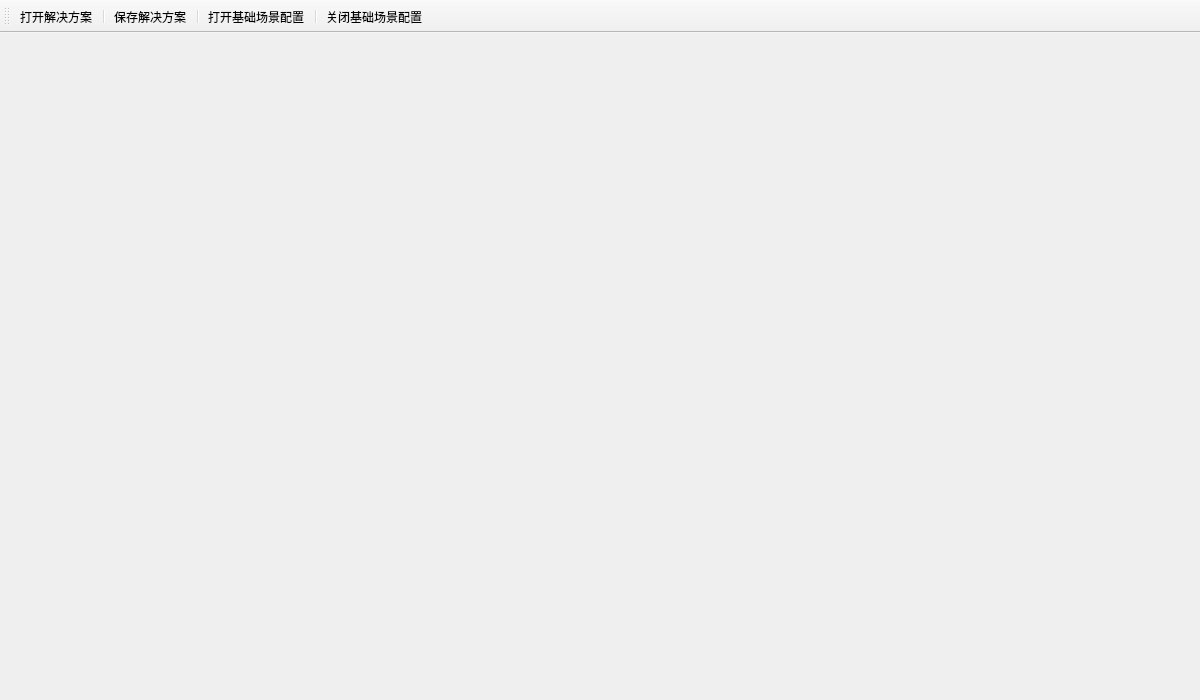
Qt form Engine/LkEngineEditor/LkEngineEditor.ui (lvke-neu/DXWithQT) before a commit.
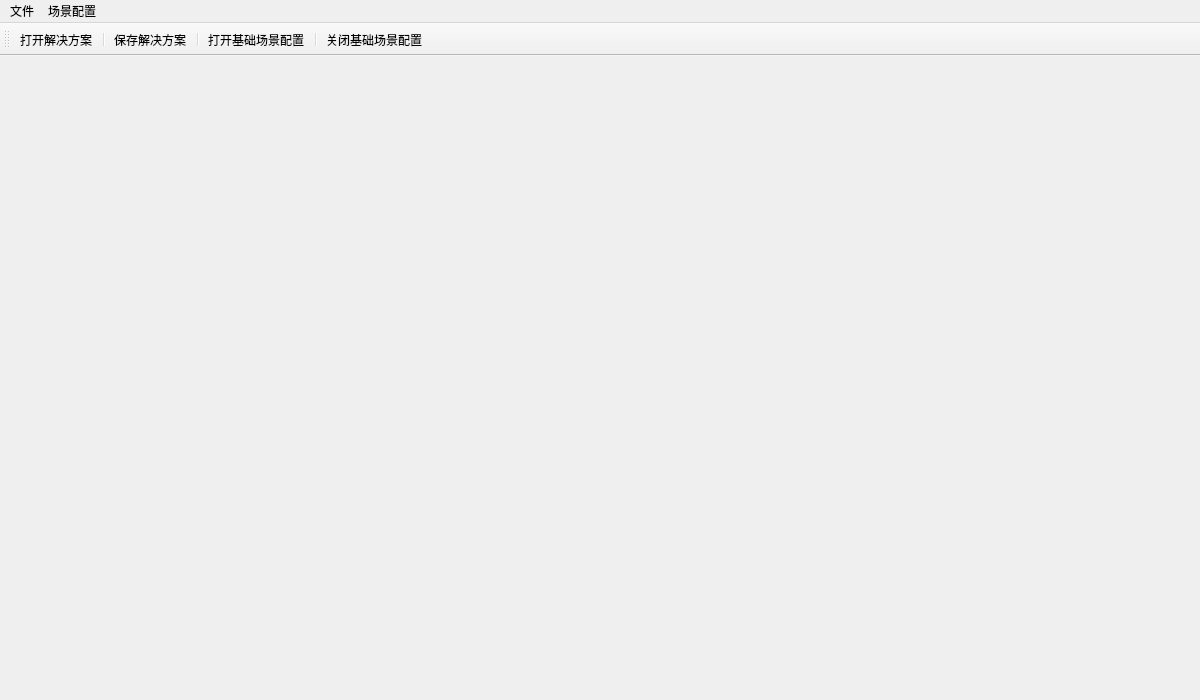
The same form after that commit.

Diff of the .ui file:
```diff
--- a/Engine/LkEngineEditor/LkEngineEditor.ui
+++ b/Engine/LkEngineEditor/LkEngineEditor.ui
@@ -43,6 +43,40 @@
    <addaction name="separator"/>
    <addaction name="closeSceneCfg"/>
   </widget>
+  <widget class="QMenuBar" name="menuBar">
+   <property name="geometry">
+    <rect>
+     <x>0</x>
+     <y>0</y>
+     <width>1200</width>
+     <height>23</height>
+    </rect>
+   </property>
+   <property name="font">
+    <font>
+     <underline>false</underline>
+    </font>
+   </property>
+   <property name="defaultUp">
+    <bool>false</bool>
+   </property>
+   <widget class="QMenu" name="fileMenu">
+    <property name="title">
+     <string>文件</string>
+    </property>
+    <addaction name="ops"/>
+    <addaction name="cls"/>
+   </widget>
+   <widget class="QMenu" name="menu">
+    <property name="title">
+     <string>场景配置</string>
+    </property>
+    <addaction name="actionfsasdf"/>
+    <addaction name="actiondasdasd"/>
+   </widget>
+   <addaction name="fileMenu"/>
+   <addaction name="menu"/>
+  </widget>
   <action name="openSolution">
    <property name="enabled">
     <bool>true</bool>
```
Left out of the diff: 25 changed lines with no effect on the pictures.
